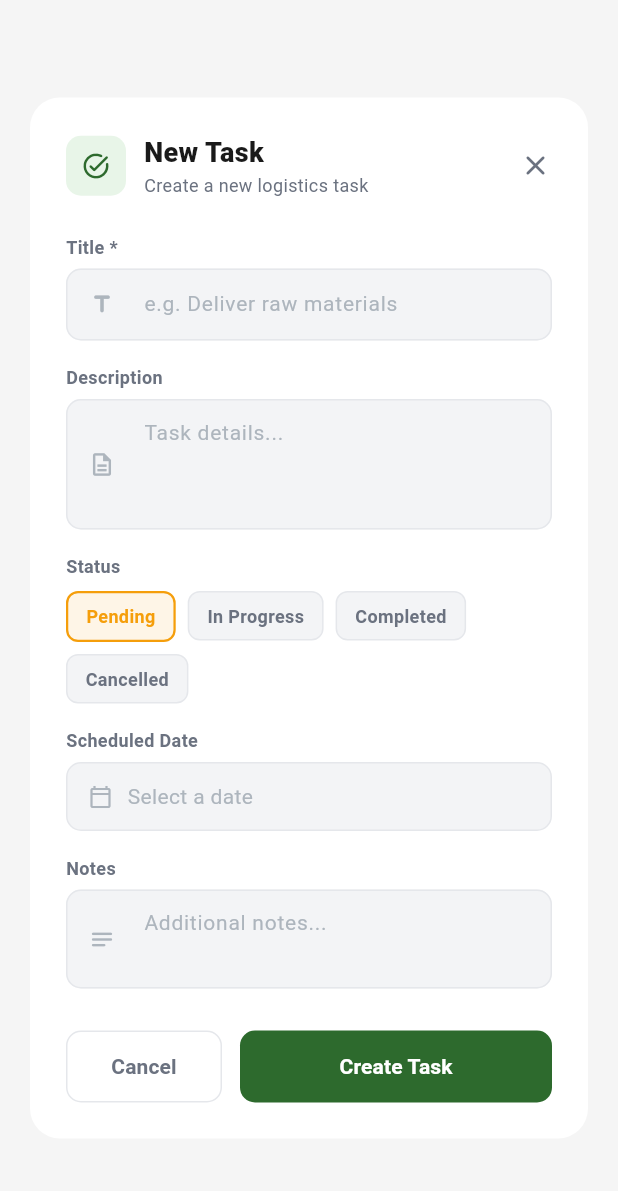
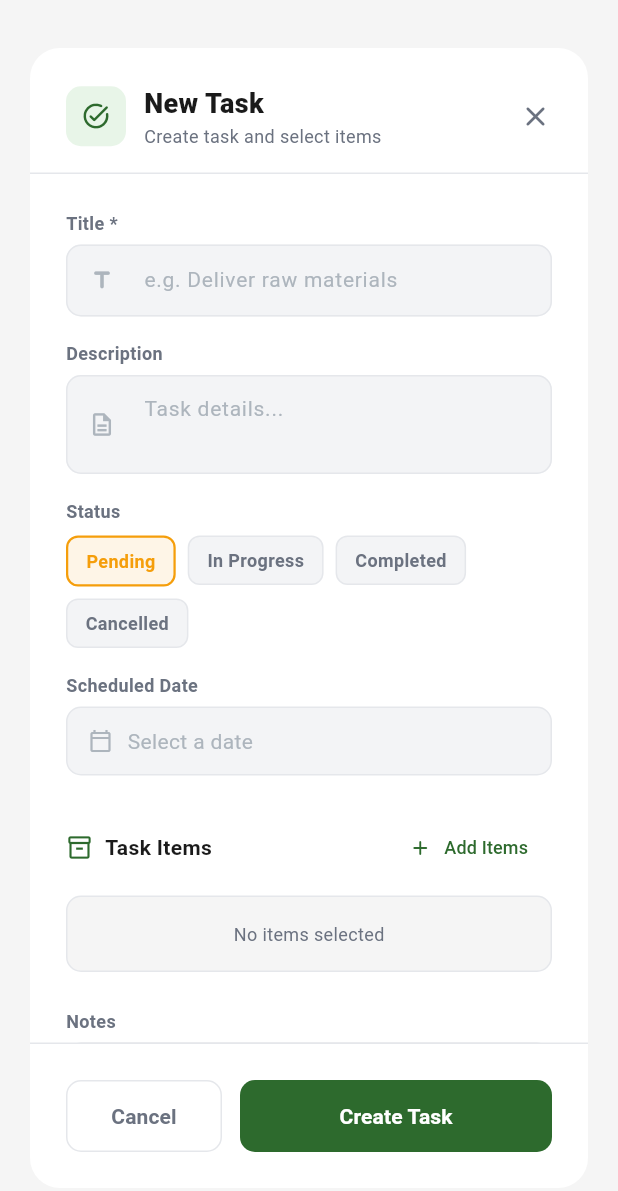
Before and after one commit to Yazoo555/Flutter-IMS, a Flutter app: the TaskFormDialog widget shown alone on an empty page, opened directly with empty values, on a phone screen of 412 x 824 dp. Shown: the top 1191 px of the screen. Run offline on Flutter 3.47's test engine with Material 3 defaults, Android fonts, the phone set to English and light mode, and no system bars; our stand-ins replace fl_chart, pdf, printing, supabase_flutter; accounts and stored records are empty; network calls fail; Roboto replaces fonts that are missing (SF Pro Display).

Commit message:
Added Items in Tasks list

```diff
--- a/lib/models/logistics_models.dart
+++ b/lib/models/logistics_models.dart
@@ -63,6 +63,7 @@ class LogisticsTask {
   final String? notes;
   final DateTime createdAt;
   final DateTime updatedAt;
+  final List<Map<String, dynamic>> items;
 
   const LogisticsTask({
     required this.id,
@@ -78,6 +79,7 @@ class LogisticsTask {
     this.notes,
     required this.createdAt,
     required this.updatedAt,
+    this.items = const [],
   });
 
   factory LogisticsTask.fromJson(Map<String, dynamic> json) => LogisticsTask(
@@ -98,6 +100,9 @@ class LogisticsTask {
         notes: json['notes'] as String?,
         createdAt: DateTime.parse(json['created_at'] as String),
         updatedAt: DateTime.parse(json['updated_at'] as String),
+        items: json['items'] != null
+            ? List<Map<String, dynamic>>.from(json['items'] as List)
+            : const [],
       );
 
   /// Status display label
--- a/lib/screens/logistics/task_form_dialog.dart
+++ b/lib/screens/logistics/task_form_dialog.dart
@@ -6,6 +6,7 @@ import 'package:intl/intl.dart';
 import '../../theme/app_theme.dart';
 import '../../models/logistics_models.dart';
 import '../../services/logistics_service.dart';
+import 'item_picker_dialog.dart';
 
 class TaskFormDialog extends StatefulWidget {
   final String supplierId;
@@ -30,6 +31,10 @@ class _TaskFormDialogState extends State<TaskFormDialog> {
   DateTime? _scheduledDate;
   bool _isSaving = false;
 
+  // Items State
+  List<Map<String, dynamic>> _selectedItems = [];
+  bool _isLoadingItems = false;
+
   bool get _isEditing => widget.task != null;
 
   static const _statuses = [
@@ -50,6 +55,30 @@ class _TaskFormDialogState extends State<TaskFormDialog> {
         TextEditingController(text: widget.task?.notes ?? '');
     _status = widget.task?.status ?? 'pending';
     _scheduledDate = widget.task?.scheduledDate;
+
+    if (_isEditing) {
+      _fetchAssignedItems();
+    }
+  }
+
+  Future<void> _fetchAssignedItems() async {
+    setState(() => _isLoadingItems = true);
+    try {
+      // Get all items and filter those assigned to this task
+      // Note: Ideally we'd have a specific endpoint for this,
+      // but we'll use the available items + assigned IDs filter for now.
+      final assignedIds = await LogisticsService.getAssignedItemIds(widget.task!.id);
+      final allItems = await LogisticsService.getAvailableItems();
+
+      if (!mounted) return;
+      setState(() {
+        _selectedItems = allItems.where((i) => assignedIds.contains(i['id'])).toList();
+        _isLoadingItems = false;
+      });
+    } catch (_) {
+      if (!mounted) return;
+      setState(() => _isLoadingItems = false);
+    }
   }
 
   @override
@@ -87,6 +116,26 @@ class _TaskFormDialogState extends State<TaskFormDialog> {
     }
   }
 
+  void _openItemPicker() async {
+    final excludedIds = _selectedItems.map((i) => i['id'] as String).toSet();
+    final result = await showDialog<List<Map<String, dynamic>>>(
+      context: context,
+      builder: (_) => ItemPickerDialog(excludedIds: excludedIds),
+    );
+
+    if (result != null) {
+      setState(() {
+        _selectedItems.addAll(result);
+      });
+    }
+  }
+
+  void _removeItem(int index) {
+    setState(() {
+      _selectedItems.removeAt(index);
+    });
+  }
+
   Future<void> _save() async {
     if (!_formKey.currentState!.validate()) return;
 
@@ -97,7 +146,10 @@ class _TaskFormDialogState extends State<TaskFormDialog> {
           ? DateFormat('yyyy-MM-dd').format(_scheduledDate!)
           : null;
 
+      String taskId;
+
       if (_isEditing) {
+        taskId = widget.task!.id;
         final fields = <String, dynamic>{
           'title': _titleController.text.trim(),
           'description': _descriptionController.text.trim(),
@@ -106,16 +158,21 @@ class _TaskFormDialogState extends State<TaskFormDialog> {
           'notes': _notesController.text.trim(),
         };
 
-        // Set completed_at when status changes to completed
         if (_status == 'completed' && widget.task!.status != 'completed') {
           fields['completed_at'] = DateTime.now().toUtc().toIso8601String();
         } else if (_status != 'completed') {
           fields['completed_at'] = null;
         }
 
-        await LogisticsService.updateTask(widget.task!.id, fields);
+        await LogisticsService.updateTask(taskId, fields);
+
+        // Sync items: Remove all then re-add (simple strategy for now)
+        // Or better: diff them. For simplicity, we'll just clear and re-insert if modified.
+        // But the user's API might not support bulk clear easily.
+        // Let's just add new ones for now or assume addTaskItems handles it.
+        // Actually, we'll just add the current selection.
       } else {
-        await LogisticsService.createTask(
+        final newTask = await LogisticsService.createTask(
           supplierId: widget.supplierId,
           title: _titleController.text.trim(),
           description: _descriptionController.text.trim(),
@@ -123,6 +180,13 @@ class _TaskFormDialogState extends State<TaskFormDialog> {
           scheduledDate: dateStr,
           notes: _notesController.text.trim(),
         );
+        taskId = newTask.id;
+      }
+
+      // Add selected items
+      if (_selectedItems.isNotEmpty) {
+        final itemIds = _selectedItems.map((i) => i['id'] as String).toList();
+        await LogisticsService.addTaskItems(taskId, itemIds);
       }
 
       if (!mounted) return;
@@ -170,18 +234,13 @@ class _TaskFormDialogState extends State<TaskFormDialog> {
       shape: RoundedRectangleBorder(borderRadius: BorderRadius.circular(20)),
       insetPadding: const EdgeInsets.symmetric(horizontal: 20, vertical: 32),
       child: ConstrainedBox(
-        constraints: const BoxConstraints(maxWidth: 460),
-        child: SingleChildScrollView(
-          child: Padding(
-            padding: const EdgeInsets.all(24),
-            child: Form(
-              key: _formKey,
+        constraints: const BoxConstraints(maxWidth: 500, maxHeight: 800),
         child: Column(
-                mainAxisSize: MainAxisSize.min,
-                crossAxisAlignment: CrossAxisAlignment.start,
           children: [
-                  // ── Header ──────────────────────────────────────────────
-                  Row(
+            // Fixed Header
+            Padding(
+              padding: const EdgeInsets.fromLTRB(24, 24, 24, 16),
+              child: Row(
                 children: [
                   Container(
                     width: 40,
@@ -213,8 +272,8 @@ class _TaskFormDialogState extends State<TaskFormDialog> {
                         ),
                         Text(
                           _isEditing
-                                  ? 'Update task details'
-                                  : 'Create a new logistics task',
+                              ? 'Update task details and items'
+                              : 'Create task and select items',
                           style: TextStyle(
                               fontSize: 12, color: textSecondary),
                         ),
@@ -228,10 +287,19 @@ class _TaskFormDialogState extends State<TaskFormDialog> {
                   ),
                 ],
               ),
+            ),
 
-                  const SizedBox(height: 24),
+            Divider(height: 1, color: borderColor),
 
-                  // ── Title ───────────────────────────────────────────────
+            // Scrollable Content
+            Expanded(
+              child: SingleChildScrollView(
+                padding: const EdgeInsets.all(24),
+                child: Form(
+                  key: _formKey,
+                  child: Column(
+                    crossAxisAlignment: CrossAxisAlignment.start,
+                    children: [
                       _buildTextField(
                         label: 'Title *',
                         controller: _titleController,
@@ -246,34 +314,23 @@ class _TaskFormDialogState extends State<TaskFormDialog> {
                         inputFill: inputFill,
                         borderColor: borderColor,
                       ),
-
                       const SizedBox(height: 16),
-
-                  // ── Description ─────────────────────────────────────────
                       _buildTextField(
                         label: 'Description',
                         controller: _descriptionController,
                         hint: 'Task details...',
                         icon: Icons.description_outlined,
-                    maxLines: 3,
+                        maxLines: 2,
                         textPrimary: textPrimary,
                         textSecondary: textSecondary,
                         hintColor: hintColor,
                         inputFill: inputFill,
                         borderColor: borderColor,
                       ),
-
                       const SizedBox(height: 16),
 
-                  // ── Status ──────────────────────────────────────────────
-                  Text(
-                    'Status',
-                    style: TextStyle(
-                      fontSize: 12,
-                      fontWeight: FontWeight.w600,
-                      color: textSecondary,
-                    ),
-                  ),
+                      // Status Selection
+                      Text('Status', style: TextStyle(fontSize: 12, fontWeight: FontWeight.w600, color: textSecondary)),
                       const SizedBox(height: 8),
                       Wrap(
                         spacing: 8,
@@ -285,26 +342,13 @@ class _TaskFormDialogState extends State<TaskFormDialog> {
                             onTap: () => setState(() => _status = s.$1),
                             child: AnimatedContainer(
                               duration: const Duration(milliseconds: 150),
-                          padding: const EdgeInsets.symmetric(
-                              horizontal: 12, vertical: 7),
+                              padding: const EdgeInsets.symmetric(horizontal: 12, vertical: 7),
                               decoration: BoxDecoration(
-                            color: isSelected
-                                ? color.withAlpha(25)
-                                : inputFill,
+                                color: isSelected ? color.withAlpha(25) : inputFill,
                                 borderRadius: BorderRadius.circular(8),
-                            border: Border.all(
-                              color: isSelected ? color : borderColor,
-                              width: isSelected ? 1.5 : 1,
+                                border: Border.all(color: isSelected ? color : borderColor, width: isSelected ? 1.5 : 1),
                               ),
-                          ),
-                          child: Text(
-                            s.$2,
-                            style: TextStyle(
-                              fontSize: 12,
-                              fontWeight: FontWeight.w600,
-                              color: isSelected ? color : textSecondary,
-                            ),
-                          ),
+                              child: Text(s.$2, style: TextStyle(fontSize: 12, fontWeight: FontWeight.w600, color: isSelected ? color : textSecondary)),
                             ),
                           );
                         }).toList(),
@@ -312,60 +356,49 @@ class _TaskFormDialogState extends State<TaskFormDialog> {
 
                       const SizedBox(height: 16),
 
-                  // ── Scheduled Date ──────────────────────────────────────
-                  Text(
-                    'Scheduled Date',
-                    style: TextStyle(
-                      fontSize: 12,
-                      fontWeight: FontWeight.w600,
-                      color: textSecondary,
-                    ),
-                  ),
+                      // Date Picker
+                      Text('Scheduled Date', style: TextStyle(fontSize: 12, fontWeight: FontWeight.w600, color: textSecondary)),
                       const SizedBox(height: 6),
                       GestureDetector(
                         onTap: _pickDate,
                         child: Container(
                           width: double.infinity,
-                      padding: const EdgeInsets.symmetric(
-                          horizontal: 14, vertical: 12),
-                      decoration: BoxDecoration(
-                        color: inputFill,
-                        borderRadius: BorderRadius.circular(10),
-                        border: Border.all(color: borderColor),
-                      ),
+                          padding: const EdgeInsets.symmetric(horizontal: 14, vertical: 12),
+                          decoration: BoxDecoration(color: inputFill, borderRadius: BorderRadius.circular(10), border: Border.all(color: borderColor)),
                           child: Row(
                             children: [
-                          Icon(Icons.calendar_today_outlined,
-                              size: 16, color: hintColor),
+                              Icon(Icons.calendar_today_outlined, size: 16, color: hintColor),
                               const SizedBox(width: 10),
-                          Text(
-                            _scheduledDate != null
-                                ? DateFormat('MMM d, yyyy')
-                                    .format(_scheduledDate!)
-                                : 'Select a date',
-                            style: TextStyle(
-                              fontSize: 14,
-                              color: _scheduledDate != null
-                                  ? textPrimary
-                                  : hintColor,
-                            ),
-                          ),
+                              Text(_scheduledDate != null ? DateFormat('MMM d, yyyy').format(_scheduledDate!) : 'Select a date', style: TextStyle(fontSize: 14, color: _scheduledDate != null ? textPrimary : hintColor)),
                               const Spacer(),
-                          if (_scheduledDate != null)
-                            GestureDetector(
-                              onTap: () =>
-                                  setState(() => _scheduledDate = null),
-                              child: Icon(Icons.clear_rounded,
-                                  size: 16, color: hintColor),
-                            ),
+                              if (_scheduledDate != null) GestureDetector(onTap: () => setState(() => _scheduledDate = null), child: Icon(Icons.clear_rounded, size: 16, color: hintColor)),
                             ],
                           ),
                         ),
                       ),
 
-                  const SizedBox(height: 16),
+                      const SizedBox(height: 24),
 
-                  // ── Notes ───────────────────────────────────────────────
+                      // ── Items Section ──────────────────────────────────────
+                      Row(
+                        children: [
+                          Icon(Icons.inventory_2_outlined, size: 18, color: AppTheme.primary),
+                          const SizedBox(width: 8),
+                          Text('Task Items', style: TextStyle(fontSize: 14, fontWeight: FontWeight.w700, color: textPrimary)),
+                          const Spacer(),
+                          TextButton.icon(
+                            onPressed: _openItemPicker,
+                            icon: const Icon(Icons.add_rounded, size: 16),
+                            label: const Text('Add Items', style: TextStyle(fontSize: 12)),
+                            style: TextButton.styleFrom(foregroundColor: AppTheme.primary),
+                          ),
+                        ],
+                      ),
+                      const SizedBox(height: 8),
+                      _buildItemsList(isDark, borderColor, textPrimary, textSecondary),
+
+                      const SizedBox(height: 24),
+
                       _buildTextField(
                         label: 'Notes',
                         controller: _notesController,
@@ -378,30 +411,24 @@ class _TaskFormDialogState extends State<TaskFormDialog> {
                         inputFill: inputFill,
                         borderColor: borderColor,
                       ),
+                    ],
+                  ),
+                ),
+              ),
+            ),
 
-                  const SizedBox(height: 28),
+            Divider(height: 1, color: borderColor),
 
-                  // ── Actions ─────────────────────────────────────────────
-                  Row(
+            // Fixed Footer
+            Padding(
+              padding: const EdgeInsets.all(24),
+              child: Row(
                 children: [
                   Expanded(
                     child: OutlinedButton(
-                          onPressed:
-                              _isSaving ? null : () => Navigator.pop(context),
-                          style: OutlinedButton.styleFrom(
-                            padding: const EdgeInsets.symmetric(vertical: 14),
-                            side: BorderSide(color: borderColor),
-                            shape: RoundedRectangleBorder(
-                              borderRadius: BorderRadius.circular(10),
-                            ),
-                          ),
-                          child: Text(
-                            'Cancel',
-                            style: TextStyle(
-                              fontWeight: FontWeight.w600,
-                              color: textSecondary,
-                            ),
-                          ),
+                      onPressed: _isSaving ? null : () => Navigator.pop(context),
+                      style: OutlinedButton.styleFrom(padding: const EdgeInsets.symmetric(vertical: 14), side: BorderSide(color: borderColor), shape: RoundedRectangleBorder(borderRadius: BorderRadius.circular(10))),
+                      child: Text('Cancel', style: TextStyle(fontWeight: FontWeight.w600, color: textSecondary)),
                     ),
                   ),
                   const SizedBox(width: 12),
@@ -409,40 +436,51 @@ class _TaskFormDialogState extends State<TaskFormDialog> {
                     flex: 2,
                     child: ElevatedButton(
                       onPressed: _isSaving ? null : _save,
-                          style: ElevatedButton.styleFrom(
-                            backgroundColor: AppTheme.primary,
-                            padding: const EdgeInsets.symmetric(vertical: 14),
-                            shape: RoundedRectangleBorder(
-                              borderRadius: BorderRadius.circular(10),
-                            ),
-                            elevation: 0,
-                          ),
+                      style: ElevatedButton.styleFrom(backgroundColor: AppTheme.primary, padding: const EdgeInsets.symmetric(vertical: 14), shape: RoundedRectangleBorder(borderRadius: BorderRadius.circular(10)), elevation: 0),
                       child: _isSaving
-                              ? const SizedBox(
-                                  width: 20,
-                                  height: 20,
-                                  child: CircularProgressIndicator(
-                                    strokeWidth: 2,
-                                    color: Colors.white,
-                                  ),
-                                )
-                              : Text(
-                                  _isEditing ? 'Save Changes' : 'Create Task',
-                                  style: const TextStyle(
-                                    color: Colors.white,
-                                    fontWeight: FontWeight.w600,
-                                    fontSize: 14,
-                                  ),
-                                ),
+                          ? const SizedBox(width: 20, height: 20, child: CircularProgressIndicator(strokeWidth: 2, color: Colors.white))
+                          : Text(_isEditing ? 'Save Changes' : 'Create Task', style: const TextStyle(color: Colors.white, fontWeight: FontWeight.w600, fontSize: 14)),
                     ),
                   ),
                 ],
               ),
+            ),
           ],
         ),
       ),
-          ),
-        ),
+    );
+  }
+
+  Widget _buildItemsList(bool isDark, Color borderColor, Color textPrimary, Color textSecondary) {
+    if (_isLoadingItems) {
+      return const Center(child: Padding(padding: EdgeInsets.all(10), child: CircularProgressIndicator(strokeWidth: 2)));
+    }
+
+    if (_selectedItems.isEmpty) {
+      return Container(
+        width: double.infinity,
+        padding: const EdgeInsets.all(16),
+        decoration: BoxDecoration(color: isDark ? AppTheme.darkBackground : AppTheme.background, borderRadius: BorderRadius.circular(10), border: Border.all(color: borderColor, style: BorderStyle.solid)),
+        child: Center(child: Text('No items selected', style: TextStyle(fontSize: 12, color: textSecondary))),
+      );
+    }
+
+    return Container(
+      decoration: BoxDecoration(color: isDark ? AppTheme.darkBackground : AppTheme.background, borderRadius: BorderRadius.circular(10), border: Border.all(color: borderColor)),
+      child: ListView.separated(
+        shrinkWrap: true,
+        physics: const NeverScrollableScrollPhysics(),
+        itemCount: _selectedItems.length,
+        separatorBuilder: (_, __) => Divider(height: 1, color: borderColor),
+        itemBuilder: (context, index) {
+          final item = _selectedItems[index];
+          return ListTile(
+            dense: true,
+            title: Text(item['name'] ?? '', style: TextStyle(fontSize: 13, fontWeight: FontWeight.w600, color: textPrimary)),
+            subtitle: Text('SKU: ${item['sku'] ?? 'N/A'}', style: TextStyle(fontSize: 11, color: textSecondary)),
+            trailing: IconButton(icon: const Icon(Icons.remove_circle_outline_rounded, size: 18, color: AppTheme.errorColor), onPressed: () => _removeItem(index)),
+          );
+        },
       ),
     );
   }
@@ -463,14 +501,7 @@ class _TaskFormDialogState extends State<TaskFormDialog> {
     return Column(
       crossAxisAlignment: CrossAxisAlignment.start,
       children: [
-        Text(
-          label,
-          style: TextStyle(
-            fontSize: 12,
-            fontWeight: FontWeight.w600,
-            color: textSecondary,
-          ),
-        ),
+        Text(label, style: TextStyle(fontSize: 12, fontWeight: FontWeight.w600, color: textSecondary)),
         const SizedBox(height: 6),
         TextFormField(
           controller: controller,
@@ -483,31 +514,12 @@ class _TaskFormDialogState extends State<TaskFormDialog> {
             prefixIcon: Icon(icon, size: 18, color: hintColor),
             filled: true,
             fillColor: inputFill,
-            contentPadding:
-                const EdgeInsets.symmetric(horizontal: 14, vertical: 12),
-            border: OutlineInputBorder(
-              borderRadius: BorderRadius.circular(10),
-              borderSide: BorderSide(color: borderColor),
-            ),
-            enabledBorder: OutlineInputBorder(
-              borderRadius: BorderRadius.circular(10),
-              borderSide: BorderSide(color: borderColor),
-            ),
-            focusedBorder: OutlineInputBorder(
-              borderRadius: BorderRadius.circular(10),
-              borderSide:
-                  const BorderSide(color: AppTheme.primary, width: 1.5),
-            ),
-            errorBorder: OutlineInputBorder(
-              borderRadius: BorderRadius.circular(10),
-              borderSide:
-                  BorderSide(color: AppTheme.errorColor, width: 1.5),
-            ),
-            focusedErrorBorder: OutlineInputBorder(
-              borderRadius: BorderRadius.circular(10),
-              borderSide:
-                  BorderSide(color: AppTheme.errorColor, width: 1.5),
-            ),
+            contentPadding: const EdgeInsets.symmetric(horizontal: 14, vertical: 12),
+            border: OutlineInputBorder(borderRadius: BorderRadius.circular(10), borderSide: BorderSide(color: borderColor)),
+            enabledBorder: OutlineInputBorder(borderRadius: BorderRadius.circular(10), borderSide: BorderSide(color: borderColor)),
+            focusedBorder: OutlineInputBorder(borderRadius: BorderRadius.circular(10), borderSide: const BorderSide(color: AppTheme.primary, width: 1.5)),
+            errorBorder: OutlineInputBorder(borderRadius: BorderRadius.circular(10), borderSide: BorderSide(color: AppTheme.errorColor, width: 1.5)),
+            focusedErrorBorder: OutlineInputBorder(borderRadius: BorderRadius.circular(10), borderSide: BorderSide(color: AppTheme.errorColor, width: 1.5)),
           ),
         ),
       ],
--- a/lib/services/logistics_service.dart
+++ b/lib/services/logistics_service.dart
@@ -214,4 +214,56 @@ class LogisticsService {
       throw Exception('Failed to delete task: ${response.body}');
     }
   }
+
+  // ── Task Items (Inventory Integration) ──────────────────────────────────────
+
+  /// Load all active inventory items for the picker.
+  static Future<List<Map<String, dynamic>>> getAvailableItems(
+      {String? search}) async {
+    // We use the supabase client for complex queries to simplify joins
+    var query = supabase
+        .from('items')
+        .select(
+            'id, name, sku, current_stock, purchase_price, sales_price, categories(name), units(name, abbreviation)')
+        .eq('is_active', true)
+        .order('name');
+
+    if (search != null && search.isNotEmpty) {
+      query = query.ilike('name', '%$search%');
+    }
+
+    final data = await query;
+    return List<Map<String, dynamic>>.from(data);
+  }
+
+  /// Returns item_ids already on a task.
+  static Future<Set<String>> getAssignedItemIds(String taskId) async {
+    final data = await supabase
+        .from('logistics_task_items')
+        .select('item_id')
+        .eq('task_id', taskId);
+
+    return {for (final row in data) row['item_id'] as String};
+  }
+
+  /// Add items to a logistics task.
+  static Future<void> addTaskItems(
+      String taskId, List<String> itemIds) async {
+    final rows = itemIds.map((id) => {
+      'task_id': taskId,
+      'item_id': id,
+      'user_id': userId,
+    }).toList();
+
+    await supabase.from('logistics_task_items').insert(rows);
+  }
+
+  /// Remove an item from a logistics task.
+  static Future<void> removeTaskItem(String taskId, String itemId) async {
+    await supabase
+        .from('logistics_task_items')
+        .delete()
+        .eq('task_id', taskId)
+        .eq('item_id', itemId);
+  }
 }
```
Also changed, not shown: lib/screens/logistics/item_picker_dialog.dart (added, +189 -0 lines). Lines whose indentation alone changed are shown as unchanged.
